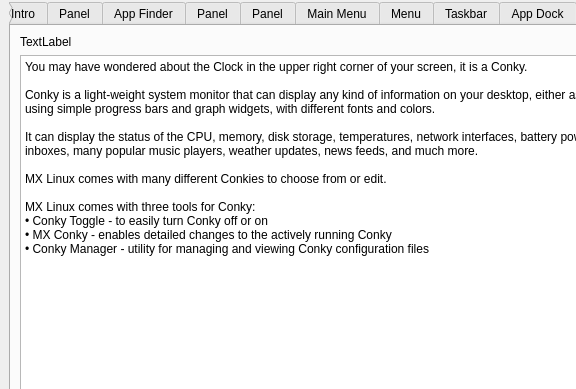
Before: the Qt Designer form mainwindow.ui in MX-Linux/mx-tour, drawn with Qt 5; both pictures show x 0 to 576 and y 0 to 389 of the 674 by 653 pixel window.
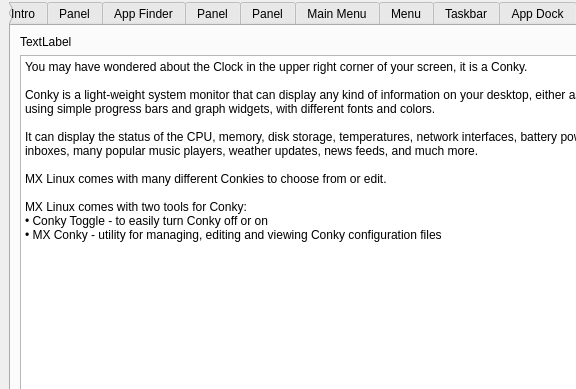
After: the same form once the commit is applied. The open tabs and pages were chosen to show the change. Icons and pictures are not drawn. Custom widgets are drawn as their Qt base class.

Commit message: update conky info

The edit to the form file:
```diff
--- a/mainwindow.ui
+++ b/mainwindow.ui
@@ -639,10 +639,9 @@
 
 MX Linux comes with many different Conkies to choose from or edit.
 
-MX Linux comes with three tools for Conky:
+MX Linux comes with two tools for Conky:
 • Conky Toggle - to easily turn Conky off or on
-• MX Conky - enables detailed changes to the actively running Conky
-• Conky Manager - utility for managing and viewing Conky configuration files
+• MX Conky - utility for managing, editing and viewing Conky configuration files
 </string>
              </property>
             </widget>
```
Left out of the diff: 92 changed lines with no effect on the pictures. The commit also changes 1 other file.
